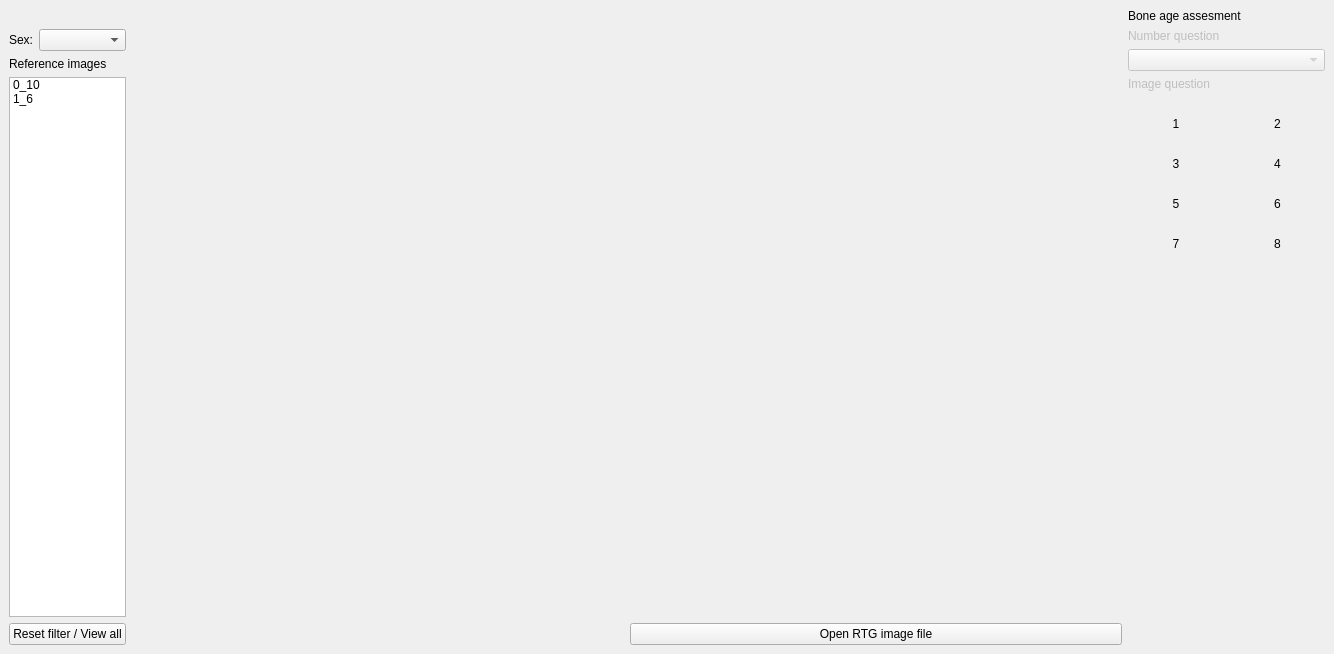
Old version of the form mainwindow.ui in the repository frenzymadness/BiologicalAge.
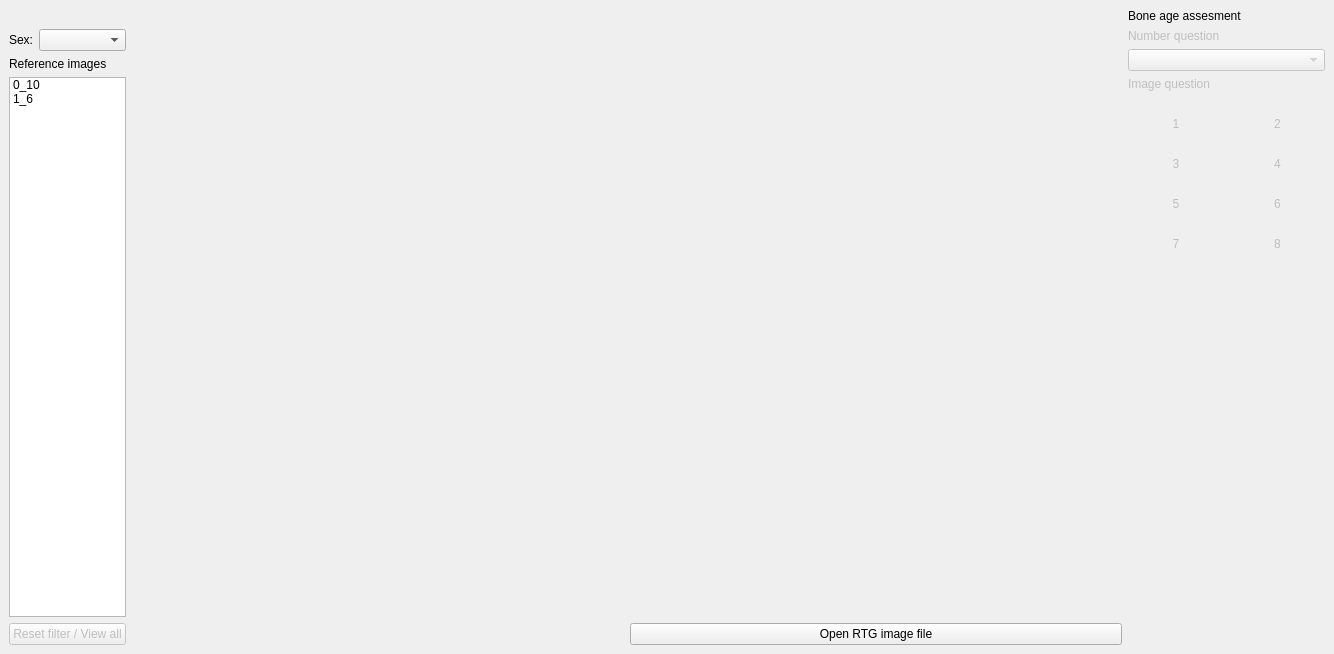
New version of the form. Icons and pictures are not drawn.

Commit message: Add function to toggle questions inputs

```diff
--- a/mainwindow.ui
+++ b/mainwindow.ui
@@ -89,6 +89,9 @@
         </item>
         <item>
          <widget class="QPushButton" name="resetFilter">
+          <property name="enabled">
+           <bool>false</bool>
+          </property>
           <property name="text">
            <string>Reset filter / View all</string>
           </property>
@@ -199,6 +202,9 @@
         </item>
         <item row="1" column="0">
          <widget class="QLabel" name="twAnswer1">
+          <property name="enabled">
+           <bool>false</bool>
+          </property>
           <property name="text">
            <string>1</string>
           </property>
@@ -209,6 +215,9 @@
         </item>
         <item row="5" column="0">
          <widget class="QLabel" name="twAnswer5">
+          <property name="enabled">
+           <bool>false</bool>
+          </property>
           <property name="text">
            <string>5</string>
           </property>
@@ -219,6 +228,9 @@
         </item>
         <item row="3" column="1">
          <widget class="QLabel" name="twAnswer4">
+          <property name="enabled">
+           <bool>false</bool>
+          </property>
           <property name="text">
            <string>4</string>
           </property>
@@ -259,6 +271,9 @@
         </item>
         <item row="3" column="0">
          <widget class="QLabel" name="twAnswer3">
+          <property name="enabled">
+           <bool>false</bool>
+          </property>
           <property name="text">
            <string>3</string>
           </property>
@@ -269,6 +284,9 @@
         </item>
         <item row="7" column="0">
          <widget class="QLabel" name="twAnswer7">
+          <property name="enabled">
+           <bool>false</bool>
+          </property>
           <property name="text">
            <string>7</string>
           </property>
@@ -279,6 +297,9 @@
         </item>
         <item row="7" column="1">
          <widget class="QLabel" name="twAnswer8">
+          <property name="enabled">
+           <bool>false</bool>
+          </property>
           <property name="text">
            <string>8</string>
           </property>
@@ -289,6 +310,9 @@
         </item>
         <item row="1" column="1">
          <widget class="QLabel" name="twAnswer2">
+          <property name="enabled">
+           <bool>false</bool>
+          </property>
           <property name="text">
            <string>2</string>
           </property>
@@ -299,6 +323,9 @@
         </item>
         <item row="5" column="1">
          <widget class="QLabel" name="twAnswer6">
+          <property name="enabled">
+           <bool>false</bool>
+          </property>
           <property name="text">
            <string>6</string>
           </property>
```
Left out of the diff: 28 changed lines with no effect on the pictures. The commit also changes 1 other file.
